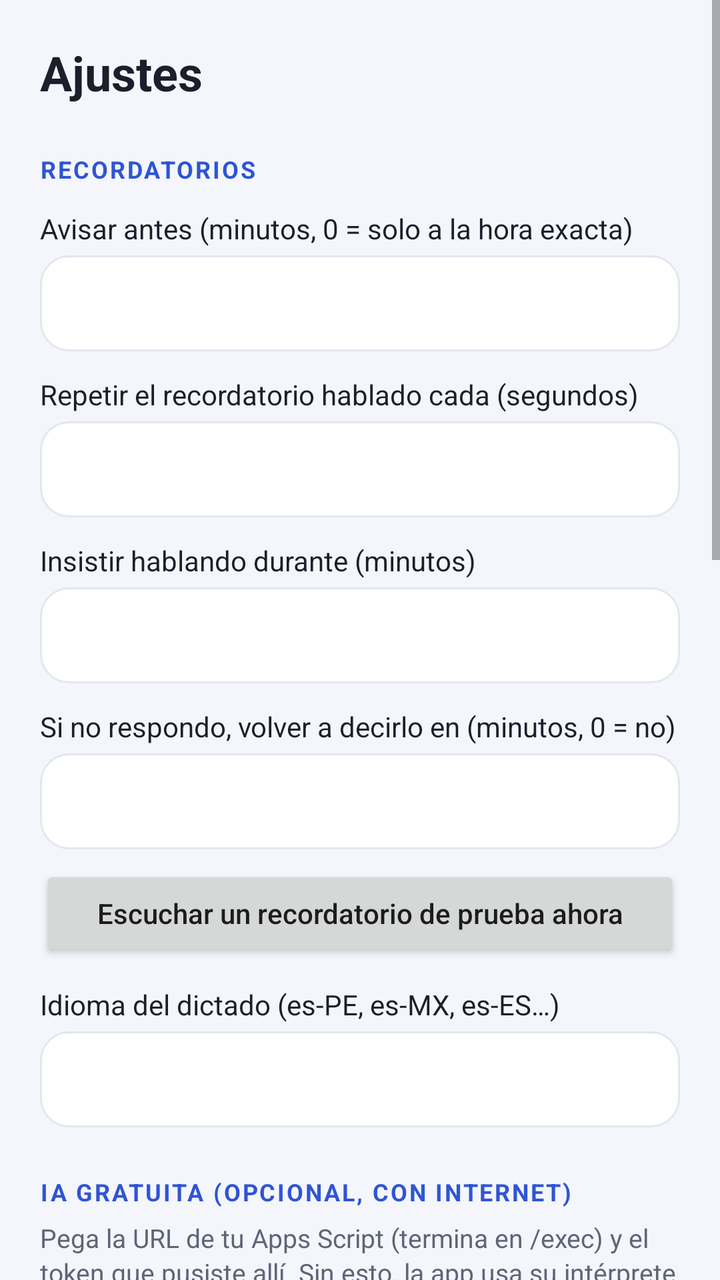
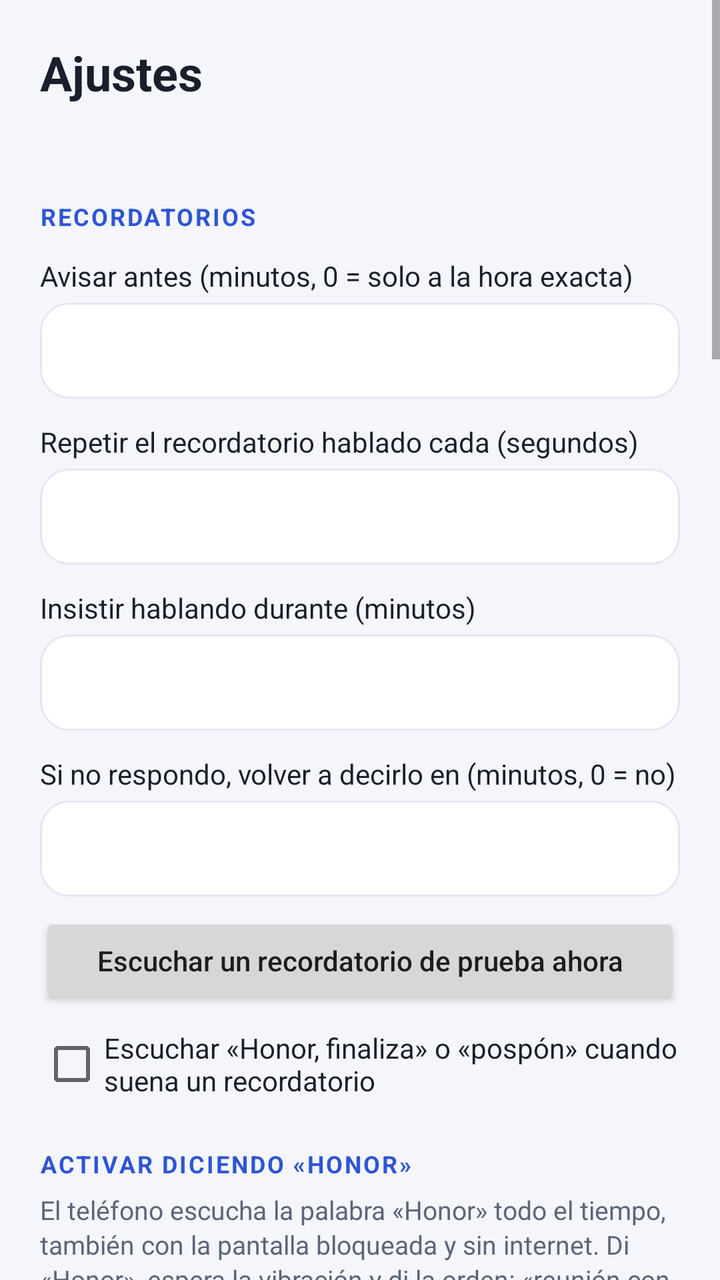

The first picture is an Android layout as it rendered before a commit; the second is the same layout after the commit. The layout source and the unified diff follow.
<!-- AndroidManifest.xml: application theme AppTheme -->
<!-- res/layout/activity_settings.xml -->
<?xml version="1.0" encoding="utf-8"?>
<ScrollView xmlns:android="http://schemas.android.com/apk/res/android"
    android:layout_width="match_parent"
    android:layout_height="match_parent"
    android:background="@color/fondo"
    android:fitsSystemWindows="true">

    <LinearLayout
        android:layout_width="match_parent"
        android:layout_height="wrap_content"
        android:orientation="vertical"
        android:padding="20dp">

        <TextView
            style="@style/Titulo"
            android:text="Ajustes" />

        
        <TextView
            style="@style/Seccion"
            android:text="RECORDATORIOS" />

        <TextView
            style="@style/Etiqueta"
            android:text="Avisar antes (minutos, 0 = solo a la hora exacta)" />

        <EditText
            android:id="@+id/campoAviso"
            style="@style/Campo"
            android:inputType="number" />

        <TextView
            style="@style/Etiqueta"
            android:text="Repetir el recordatorio hablado cada (segundos)" />

        <EditText
            android:id="@+id/campoRepetir"
            style="@style/Campo"
            android:inputType="number" />

        <TextView
            style="@style/Etiqueta"
            android:text="Insistir hablando durante (minutos)" />

        <EditText
            android:id="@+id/campoInsistir"
            style="@style/Campo"
            android:inputType="number" />

        <TextView
            style="@style/Etiqueta"
            android:text="Si no respondo, volver a decirlo en (minutos, 0 = no)" />

        <EditText
            android:id="@+id/campoReavisar"
            style="@style/Campo"
            android:inputType="number" />

        <Button
            android:id="@+id/botonProbarVoz"
            style="@style/BotonSecundario"
            android:text="Escuchar un recordatorio de prueba ahora" />

        <TextView
            style="@style/Etiqueta"
            android:text="Idioma del dictado (es-PE, es-MX, es-ES…)" />

        <EditText
            android:id="@+id/campoIdioma"
            style="@style/Campo"
            android:inputType="text" />

        
        <TextView
            style="@style/Seccion"
            android:text="IA GRATUITA (OPCIONAL, CON INTERNET)" />

        <TextView
            style="@style/Ayuda"
            android:text="Pega la URL de tu Apps Script (termina en /exec) y el token que pusiste allí. Sin esto, la app usa su intérprete local, que funciona sin internet." />

        <CheckBox
            android:id="@+id/checkIa"
            android:layout_width="wrap_content"
            android:layout_height="wrap_content"
            android:layout_marginTop="6dp"
            android:text="Usar IA cuando haya internet"
            android:textColor="@color/texto" />

        <TextView
            style="@style/Etiqueta"
            android:text="URL del Apps Script" />

        <EditText
            android:id="@+id/campoUrl"
            style="@style/Campo"
            android:hint="https://script.google.com/macros/s/…/exec"
            android:inputType="textUri" />

        <TextView
            style="@style/Etiqueta"
            android:text="Token" />

        <EditText
            android:id="@+id/campoToken"
            style="@style/Campo"
            android:inputType="textPassword" />

        <Button
            android:id="@+id/botonGuardar"
            style="@style/BotonPrincipal"
            android:text="Guardar ajustes" />

        <Button
            android:id="@+id/botonProbarIa"
            style="@style/BotonSecundario"
            android:text="Probar IA con «reunión con Carlos mañana a las 3»" />

        <TextView
            android:id="@+id/resultadoIa"
            style="@style/Ayuda"
            android:textIsSelectable="true" />

        
        <TextView
            style="@style/Seccion"
            android:text="QUE LAS ALARMAS SIEMPRE SUENEN" />

        <TextView
            style="@style/Ayuda"
            android:text="En Honor/Huawei: Ajustes › Batería › Inicio de aplicaciones › Agenda Voz › desactiva «Gestionar automáticamente» y activa las 3 opciones. Luego prueba una alarma en 1 minuto con la app cerrada." />

        <TextView
            android:id="@+id/estadoPermisos"
            style="@style/Ayuda"
            android:layout_marginTop="8dp"
            android:textColor="@color/texto" />

        <Button
            android:id="@+id/botonInicioAuto"
            style="@style/BotonSecundario"
            android:text="Abrir «Inicio de aplicaciones» (Honor)" />

        <Button
            android:id="@+id/botonBateria"
            style="@style/BotonSecundario"
            android:text="Quitar optimización de batería" />

        <Button
            android:id="@+id/botonNotificaciones"
            style="@style/BotonSecundario"
            android:text="Ajustes de notificaciones" />

        <Button
            android:id="@+id/botonExactas"
            style="@style/BotonSecundario"
            android:text="Permitir alarmas exactas" />

        <Button
            android:id="@+id/botonProbarAlarma"
            style="@style/BotonPrincipal"
            android:text="Probar recordatorio hablado en 1 minuto" />
    </LinearLayout>
</ScrollView>
<!-- resources referenced by this layout -->
<resources>
  <color name="fondo">#F4F6FB</color>
  <color name="texto">#1B1F2B</color>
  <style name="Ayuda">
          <item name="android:layout_width">match_parent</item>
          <item name="android:layout_height">wrap_content</item>
          <item name="android:layout_marginTop">6dp</item>
          <item name="android:textSize">13sp</item>
          <item name="android:lineSpacingExtra">2dp</item>
          <item name="android:textColor">@color/secundario</item>
      </style>
  <style name="BotonPrincipal" parent="android:Widget.Material.Button.Colored">
          <item name="android:layout_width">match_parent</item>
          <item name="android:layout_height">wrap_content</item>
          <item name="android:layout_marginTop">14dp</item>
          <item name="android:textAllCaps">false</item>
          <item name="android:textSize">15sp</item>
      </style>
  <style name="BotonSecundario" parent="android:Widget.Material.Button">
          <item name="android:layout_width">match_parent</item>
          <item name="android:layout_height">wrap_content</item>
          <item name="android:layout_marginTop">8dp</item>
          <item name="android:textAllCaps">false</item>
          <item name="android:textSize">14sp</item>
      </style>
  <style name="Campo">
          <item name="android:layout_width">match_parent</item>
          <item name="android:layout_height">48dp</item>
          <item name="android:layout_marginTop">4dp</item>
          <item name="android:paddingStart">12dp</item>
          <item name="android:paddingEnd">12dp</item>
          <item name="android:background">@drawable/fondo_tarjeta</item>
          <item name="android:textSize">15sp</item>
          <item name="android:textColor">@color/texto</item>
          <item name="android:singleLine">true</item>
      </style>
  <style name="Etiqueta">
          <item name="android:layout_width">match_parent</item>
          <item name="android:layout_height">wrap_content</item>
          <item name="android:layout_marginTop">12dp</item>
          <item name="android:textSize">14sp</item>
          <item name="android:textColor">@color/texto</item>
      </style>
  <style name="Seccion">
          <item name="android:layout_width">match_parent</item>
          <item name="android:layout_height">wrap_content</item>
          <item name="android:layout_marginTop">24dp</item>
          <item name="android:textSize">12sp</item>
          <item name="android:textStyle">bold</item>
          <item name="android:letterSpacing">0.08</item>
          <item name="android:textColor">@color/primario</item>
      </style>
  <style name="Titulo">
          <item name="android:layout_width">match_parent</item>
          <item name="android:layout_height">wrap_content</item>
          <item name="android:textSize">24sp</item>
          <item name="android:textStyle">bold</item>
          <item name="android:textColor">@color/texto</item>
      </style>
  <style name="AppTheme" parent="android:Theme.Material.Light.NoActionBar">
          <item name="android:colorPrimary">@color/primario</item>
          <item name="android:colorPrimaryDark">@color/fondo</item>
          <item name="android:colorAccent">@color/primario</item>
          <item name="android:statusBarColor">@color/fondo</item>
          <item name="android:navigationBarColor">@color/fondo</item>
          <item name="android:windowLightStatusBar">true</item>
          <item name="android:windowBackground">@color/fondo</item>
      </style>
  <color name="secundario">#5E6578</color>
  <!-- drawable fondo_tarjeta (drawable) -->
  <?xml version="1.0" encoding="utf-8"?>
  <shape xmlns:android="http://schemas.android.com/apk/res/android"
      android:shape="rectangle">
      <solid android:color="@color/tarjeta" />
      <corners android:radius="14dp" />
      <stroke android:width="1dp" android:color="@color/borde" />
  </shape>
  <color name="primario">#2F55D4</color>
  <color name="tarjeta">#FFFFFF</color>
  <color name="borde">#E3E7F0</color>
</resources>

<!-- the commit's change to res/layout/activity_settings.xml (unified diff, before → after) -->
@@ -15,6 +15,10 @@
             style="@style/Titulo"
             android:text="Ajustes" />
 
+        <TextView
+            android:id="@+id/versionApp"
+            style="@style/Ayuda" />
+
         
         <TextView
             style="@style/Seccion"
@@ -60,6 +64,86 @@
             android:id="@+id/botonProbarVoz"
             style="@style/BotonSecundario"
             android:text="Escuchar un recordatorio de prueba ahora" />
+
+        <CheckBox
+            android:id="@+id/checkEscuchar"
+            android:layout_width="wrap_content"
+            android:layout_height="wrap_content"
+            android:layout_marginTop="10dp"
+            android:text="Escuchar «Honor, finaliza» o «pospón» cuando suena un recordatorio"
+            android:textColor="@color/texto" />
+
+        
+        <TextView
+            style="@style/Seccion"
+            android:text="ACTIVAR DICIENDO «HONOR»" />
+
+        <TextView
+            style="@style/Ayuda"
+            android:text="El teléfono escucha la palabra «Honor» todo el tiempo, también con la pantalla bloqueada y sin internet. Di «Honor», espera la vibración y di la orden: «reunión con Carlos mañana a las 3». Usa más batería y deja una notificación fija." />
+
+        <CheckBox
+            android:id="@+id/checkHonor"
+            android:layout_width="wrap_content"
+            android:layout_height="wrap_content"
+            android:layout_marginTop="6dp"
+            android:text="Activar con la palabra «Honor»"
+            android:textColor="@color/texto" />
+
+        <TextView
+            android:id="@+id/estadoHonor"
+            style="@style/Ayuda"
+            android:textColor="@color/texto" />
+
+        
+        <TextView
+            style="@style/Seccion"
+            android:text="CALENDARIO (GOOGLE Y ALEXA)" />
+
+        <TextView
+            style="@style/Ayuda"
+            android:text="Lee los eventos de los próximos 14 días del calendario de este teléfono y te los recuerda hablando. Si vinculas Alexa con tu Google Calendar, lo que agregues diciendo «Alexa, agrega al calendario…» también llega aquí." />
+
+        <CheckBox
+            android:id="@+id/checkCalendario"
+            android:layout_width="wrap_content"
+            android:layout_height="wrap_content"
+            android:layout_marginTop="6dp"
+            android:text="Leer eventos del calendario del teléfono"
+            android:textColor="@color/texto" />
+
+        <Button
+            android:id="@+id/botonSincronizar"
+            style="@style/BotonSecundario"
+            android:text="Revisar el calendario ahora" />
+
+        <TextView
+            android:id="@+id/estadoCalendario"
+            style="@style/Ayuda" />
+
+        <TextView
+            style="@style/Seccion"
+            android:text="VOZ EN ESPAÑOL" />
+
+        <TextView
+            android:id="@+id/estadoVoz"
+            style="@style/Ayuda"
+            android:textColor="@color/texto" />
+
+        <Button
+            android:id="@+id/botonMotorGoogle"
+            style="@style/BotonPrincipal"
+            android:text="Instalar «Servicios de voz de Google»" />
+
+        <Button
+            android:id="@+id/botonInstalarVoz"
+            style="@style/BotonSecundario"
+            android:text="Descargar la voz en español" />
+
+        <Button
+            android:id="@+id/botonAjustesVoz"
+            style="@style/BotonSecundario"
+            android:text="Ajustes de voz del teléfono" />
 
         <TextView
             style="@style/Etiqueta"
@@ -140,6 +224,11 @@
             android:id="@+id/botonInicioAuto"
             style="@style/BotonSecundario"
             android:text="Abrir «Inicio de aplicaciones» (Honor)" />
+
+        <Button
+            android:id="@+id/botonSobreApps"
+            style="@style/BotonSecundario"
+            android:text="Permitir que el recordatorio aparezca en pantalla" />
 
         <Button
             android:id="@+id/botonBateria"
